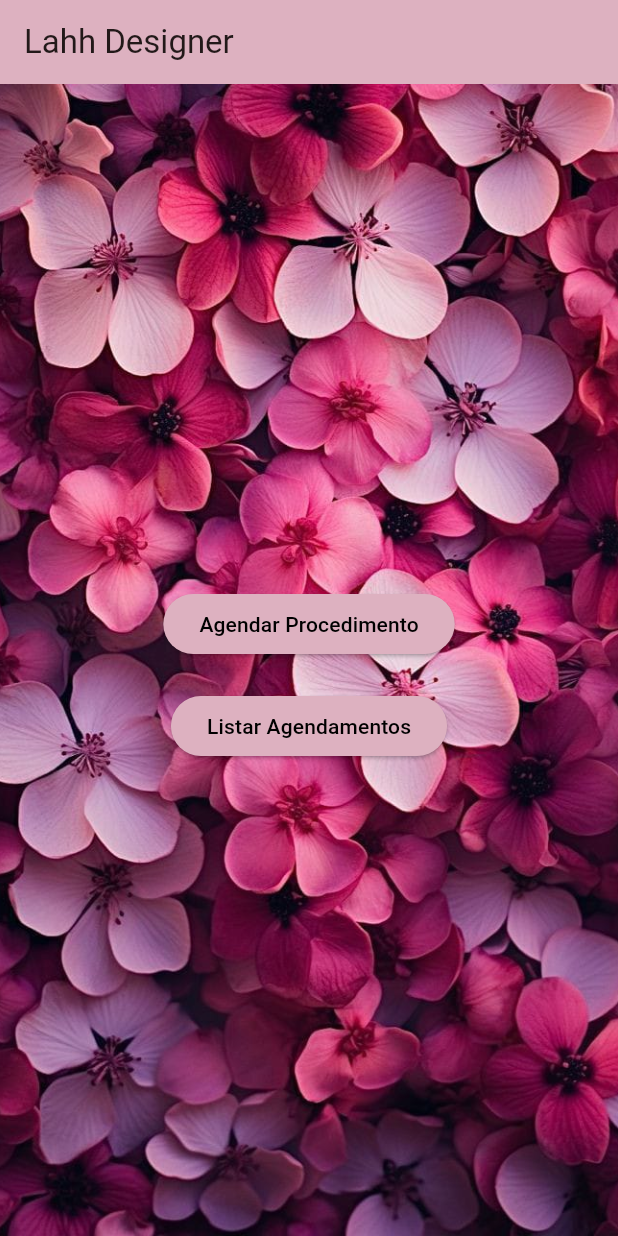
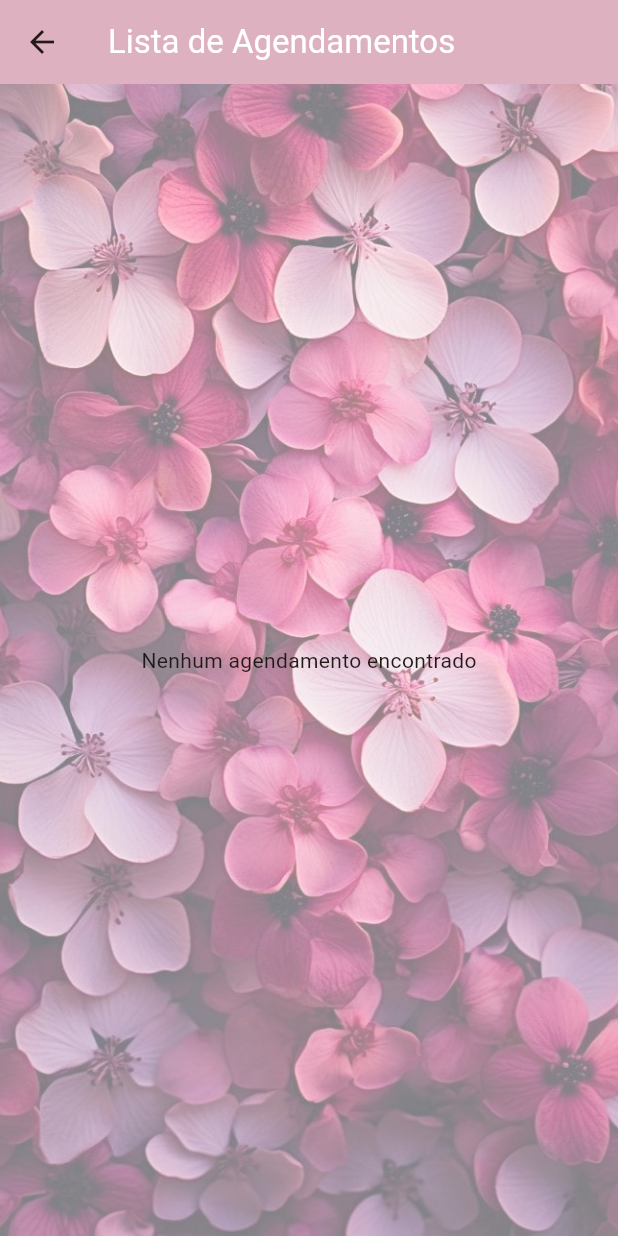
Before and after one commit to davicruz23/lahhagenda, a Flutter app: the screen it shows after launch, after a tap on "Listar Agendamentos", on a phone screen of 412 x 824 dp. Run offline on Flutter 3.47's test engine with Material 3 defaults, Android fonts, the phone set to English and light mode, and no system bars; our stand-ins replace sqflite; accounts and stored records are empty.

Commit message:
Adicionado Salvar e Listar

```diff
--- a/lib/ListarAgendamentos.dart
+++ b/lib/ListarAgendamentos.dart
@@ -0,0 +1,141 @@
+import 'package:flutter/material.dart';
+import 'package:lahhagenda/database/sqlitedatabase.dart';
+import 'package:lahhagenda/models/Agenda.dart';
+import 'package:intl/intl.dart';
+
+class ListarAgendamentos extends StatefulWidget {
+  final SQLiteDatabase sqLiteDatabase;
+
+  const ListarAgendamentos({super.key, required this.sqLiteDatabase});
+
+  @override
+  _ListarAgendamentosState createState() => _ListarAgendamentosState();
+}
+
+class _ListarAgendamentosState extends State<ListarAgendamentos> {
+  int currentPage = 0;
+  final int itemsPerPage = 6;
+
+  @override
+  Widget build(BuildContext context) {
+    return Scaffold(
+      appBar: AppBar(
+        backgroundColor: Color.fromARGB(255, 221, 177, 192),
+        title: Text(
+          'Lista de Agendamentos',
+          style: TextStyle(color: Colors.white),
+        ),
+      ),
+      body: Stack(
+        children: [
+          Container(
+            decoration: BoxDecoration(
+              image: DecorationImage(
+                image: AssetImage(
+                    "assets/lahhfundo2.jpeg"), // Substitua pelo caminho da sua imagem
+                fit: BoxFit.cover,
+              ),
+            ),
+          ),
+          Container(
+            color: Colors.white
+                .withOpacity(0.5), // Ajuste a opacidade conforme desejado
+          ),
+          FutureBuilder<List<Agenda>>(
+            future: widget.sqLiteDatabase.getAllAgenda(),
+            builder: (context, snapshot) {
+              try {
+                if (snapshot.connectionState == ConnectionState.waiting) {
+                  return const Center(child: CircularProgressIndicator());
+                } else if (snapshot.hasError) {
+                  return Center(
+                      child: Text(
+                          'Erro ao carregar agendamentos: ${snapshot.error}'));
+                } else if (!snapshot.hasData || snapshot.data!.isEmpty) {
+                  return const Center(
+                      child: Text('Nenhum agendamento encontrado'));
+                } else {
+                  List<Agenda> agenda = snapshot.data!;
+                  if (currentPage < 0) currentPage = 0;
+                  final start = currentPage * itemsPerPage;
+                  final end = (currentPage + 1) * itemsPerPage;
+                  final visibleAgenda = agenda.sublist(
+                      start, end > agenda.length ? agenda.length : end);
+
+                  return Column(
+                    children: [
+                      for (var a in visibleAgenda)
+                        Container(
+                          margin:
+                              EdgeInsets.symmetric(vertical: 8, horizontal: 16),
+                          padding: EdgeInsets.all(16),
+                          decoration: BoxDecoration(
+                            color: Colors.white,
+                            boxShadow: [
+                              BoxShadow(
+                                color: Colors.grey.withOpacity(0.5),
+                                spreadRadius: 2,
+                                blurRadius: 5,
+                                offset: Offset(0, 3),
+                              ),
+                            ],
+                          ),
+                          child: Column(
+                            children: [
+                              ListTile(
+                                title: Text(
+                                  a.nome,
+                                  style: TextStyle(
+                                    fontSize: 18,
+                                    fontWeight: FontWeight.bold,
+                                  ),
+                                ),
+                                subtitle: Text(
+                                  '${a.procedimento} - ${DateFormat('dd/MM/yyyy HH:mm').format(a.diahora)}',
+                                  style: TextStyle(fontSize: 16),
+                                ),
+                              ),
+                            ],
+                          ),
+                        ),
+                      Row(
+                        mainAxisAlignment: MainAxisAlignment.center,
+                        children: [
+                          ElevatedButton(
+                            onPressed: () {
+                              if (currentPage > 0) {
+                                setState(() {
+                                  currentPage--;
+                                });
+                              }
+                            },
+                            child: const Text('Anterior'),
+                          ),
+                          const SizedBox(width: 20),
+                          ElevatedButton(
+                            onPressed: () {
+                              final maxPage =
+                                  (agenda.length / itemsPerPage).ceil();
+                              if (currentPage < maxPage - 1) {
+                                setState(() {
+                                  currentPage++;
+                                });
+                              }
+                            },
+                            child: const Text('Próximo'),
+                          ),
+                        ],
+                      ),
+                    ],
+                  );
+                }
+              } catch (error) {
+                return Center(child: Text('Erro inesperado: $error'));
+              }
+            },
+          ),
+        ],
+      ),
+    );
+  }
+}
--- a/lib/main.dart
+++ b/lib/main.dart
@@ -1,4 +1,5 @@
 import 'package:flutter/material.dart';
+import 'package:lahhagenda/ListarAgendamentos.dart';
 import 'package:lahhagenda/NovoAgendamento.dart';
 import 'package:lahhagenda/database/sqlitedatabase.dart';
 
@@ -44,7 +45,13 @@ class _MyHomePageState extends State<MyHomePage> {
   }
 
   void _navigateToListaAgendamentos() {
-    // Implemente a navegação para a página de listagem de agendamentos aqui
+    Navigator.of(context).push(
+      MaterialPageRoute(
+        builder: (context) => ListarAgendamentos(
+          sqLiteDatabase: SQLiteDatabase(),
+        ),
+      ),
+    );
   }
 
   @override
@@ -77,8 +84,7 @@ class _MyHomePageState extends State<MyHomePage> {
                 onPressed: _navigateToAgenda,
                 style: ButtonStyle(
                   backgroundColor: MaterialStateProperty.all<Color>(
-                      Color.fromARGB(
-                          255, 221, 177, 192)), // Defina a cor de fundo desejada
+                      Color.fromARGB(255, 255, 237, 237)), // Defina a cor de fundo desejada
                 ),
                 child: const Text(
                   'Agendar Procedimento',
@@ -88,8 +94,7 @@ class _MyHomePageState extends State<MyHomePage> {
               SizedBox(height: 20),
               ElevatedButton(
                 onPressed: _navigateToListaAgendamentos,
-                style: ButtonStyle(backgroundColor: MaterialStateProperty.all<Color>(Color.fromARGB(
-                          255, 221, 177, 192))),
+                style: ButtonStyle(backgroundColor: MaterialStateProperty.all<Color>(Color.fromARGB(255, 255, 237, 237))),
                 child: const Text(
                   'Listar Agendamentos',
                   style: TextStyle(
--- a/lib/models/Agenda.dart
+++ b/lib/models/Agenda.dart
@@ -26,8 +26,8 @@ class Agenda {
     return {
       'id': id,
       'nome': nome,
-      'diahora': diahora,
-      'procedimento': procedimento
+      'procedimento': procedimento,
+      'diahora': diahora.toIso8601String(), // Converte para ISO 8601
     };
   }
 }
```
Also changed, not shown: lib/NovoAgendamento.dart (+54 -11 lines), lib/database/sqlitedatabase.dart (+16 -4 lines).
